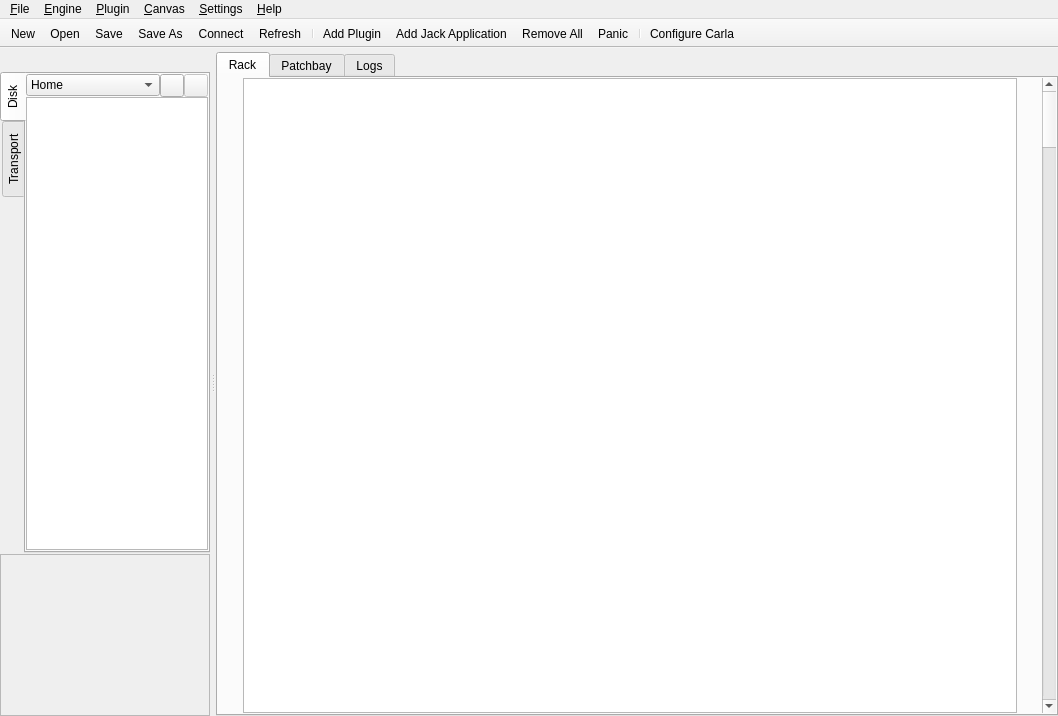
The window that resources/ui/carla_host.ui (falkTX/Carla) describes before a commit, drawn with Qt 5.
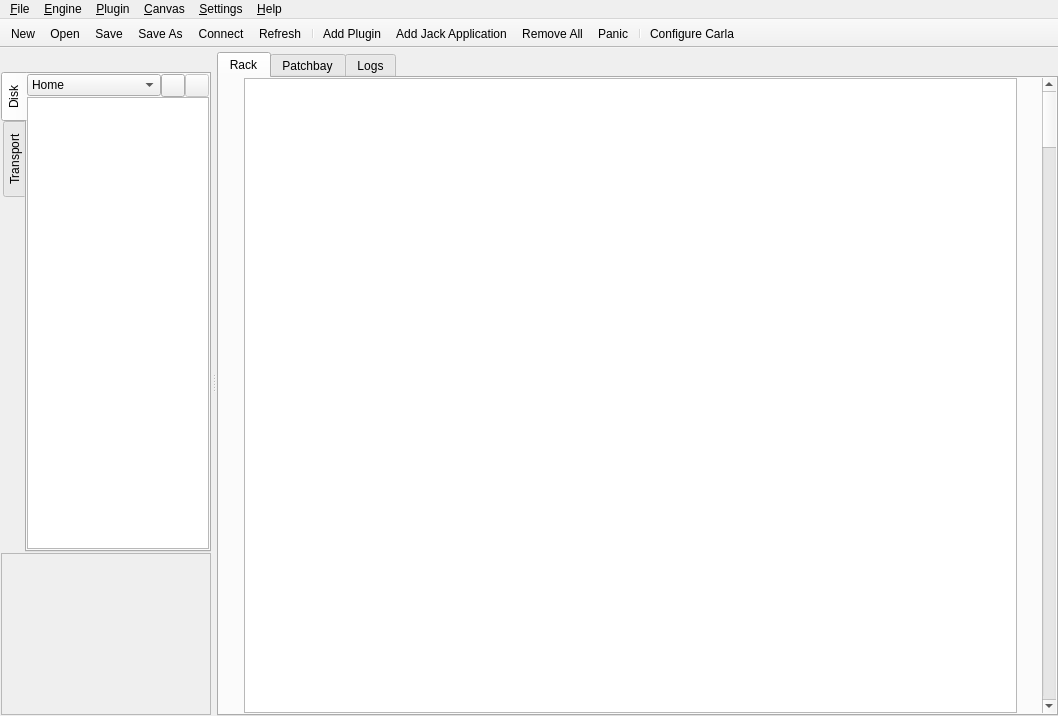
The same window after the commit. Icons and pictures are not drawn. Custom widgets are drawn as their Qt base class.

Commit message: minimap: Align frame bottom with canvas frame

```diff
--- a/resources/ui/carla_host.ui
+++ b/resources/ui/carla_host.ui
@@ -369,6 +369,12 @@
        <property name="spacing">
         <number>1</number>
        </property>
+       <property name="leftMargin">
+        <number>1</number>
+       </property>
+       <property name="bottomMargin">
+        <number>1</number>
+       </property>
        <item>
         <widget class="QTabWidget" name="tabUtils">
          <property name="sizePolicy">
```
